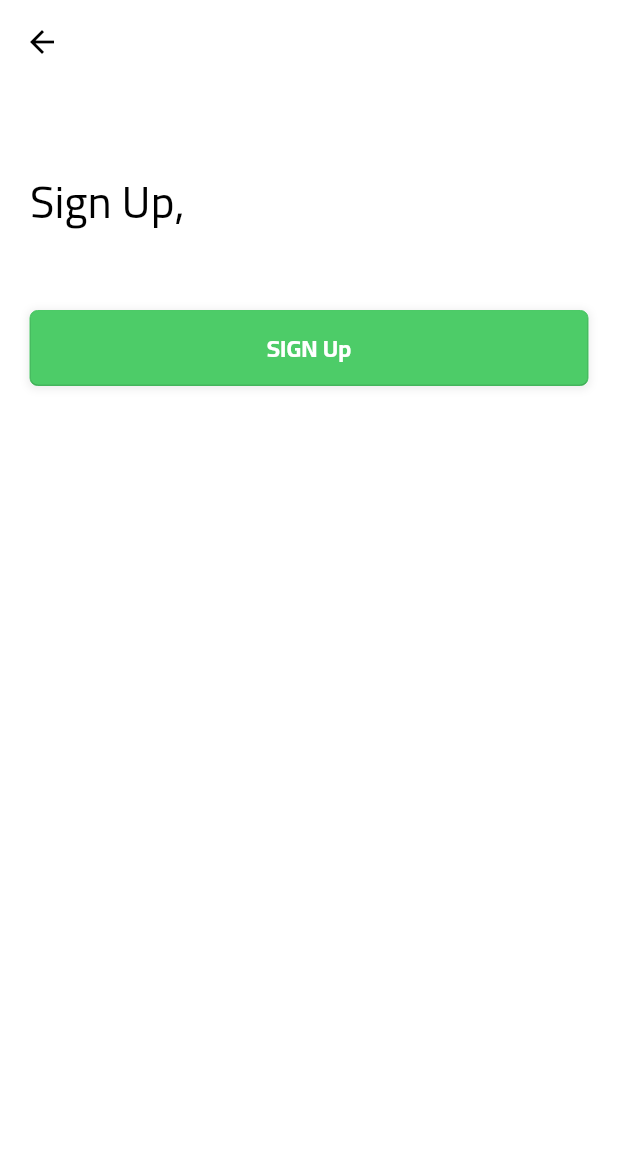
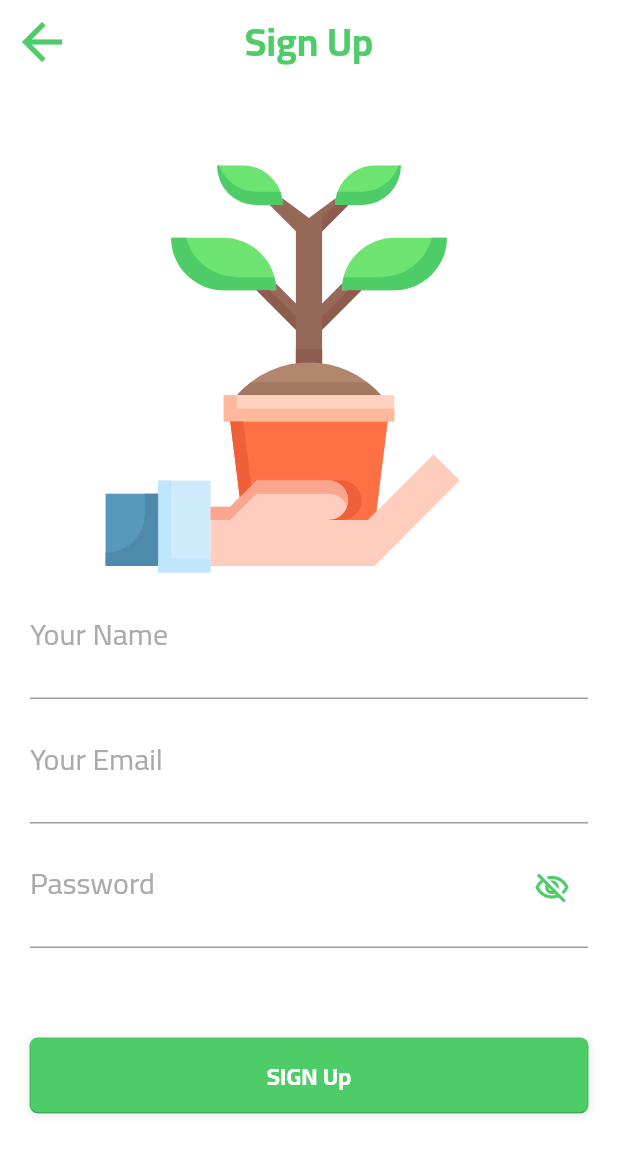
Before and after one commit to ManarShahin48/Ward-Application, a Flutter app: the screen it shows after launch, after a tap on "Sign Up", on a phone screen of 412 x 824 dp. Shown: the top 1153 px of the screen. Run offline on Flutter 3.47's test engine with Material 2 defaults, Android fonts, the phone set to English and light mode, and no system bars; our stand-ins replace cloud_firestore, firebase_auth, firebase_core, flutter_svg, get, google_sign_in; missing offline and left inert: flutter_facebook_auth; accounts and stored records are empty; project files that could hold a hidden picture were left out.

Commit message:
Finish register screen

```diff
--- /dev/null
+++ b/lib/core/services/firebase_user.dart
@@ -0,0 +1,13 @@
+import 'package:cloud_firestore/cloud_firestore.dart';
+import 'package:ward/model/user_model.dart';
+
+class FireStoreUser {
+  final CollectionReference _userCollectionRef =
+      FirebaseFirestore.instance.collection('App Users');
+
+  Future<void> addUserToFireStore(UserModel userModel) async {
+    return await _userCollectionRef
+        .doc(userModel.userId)
+        .set(userModel.toJson());
+  }
+}
--- a/lib/utils/assets_manager.dart
+++ b/lib/utils/assets_manager.dart
@@ -6,6 +6,7 @@ class ImageManager {
   ImageManager._();
 
   static const String sunflower = '$imagePath/sunflower.svg';
+  static const String pot = '$imagePath/pot.svg';
 
 }
 
--- a/lib/view/auth/register_view.dart
+++ b/lib/view/auth/register_view.dart
@@ -1,9 +1,9 @@
 import 'package:flutter/material.dart';
+import 'package:flutter_svg/flutter_svg.dart';
 import 'package:get/get.dart';
 import 'package:ward/core/viewModel/auth_view_model.dart';
-import 'package:ward/view/auth/login_view.dart';
+import 'package:ward/utils/utils.dart';
 import 'package:ward/view/widgets/custom_btn.dart';
-import 'package:ward/view/widgets/custom_text.dart';
 import 'package:ward/view/widgets/custom_text_form_field.dart';
 
 class RegisterView extends GetWidget<AuthViewModel> {
@@ -16,16 +16,20 @@ class RegisterView extends GetWidget<AuthViewModel> {
     return Scaffold(
       backgroundColor: Colors.white,
       appBar: AppBar(
-        backgroundColor: Colors.white,
+        backgroundColor: Colors.transparent,
         elevation: 0.0,
-        leading: GestureDetector(
-            onTap: () {
-              Get.off(LoginView());
-            },
-            child: const Icon(
-              Icons.arrow_back,
-              color: Colors.black,
-            )),
+        iconTheme: const IconThemeData(
+          color: ColorManager.primary,
+          size: SizeManager.s40,
+        ),
+        title: Text(
+          'Sign Up',
+          style: getCairoBoldStyle(
+            color: ColorManager.primary,
+            fontSize: FontSize.s26,
+          ),
+        ),
+        centerTitle: true,
       ),
       body: Padding(
         padding: const EdgeInsets.only(
@@ -38,71 +42,67 @@ class RegisterView extends GetWidget<AuthViewModel> {
           child: SingleChildScrollView(
             child: Column(
               children: [
-                const CustomText(
-                  text: "Sign Up,",
-                  fontSize: 30,
+                SvgPicture.asset(
+                  ImageManager.pot,
+                  height: SizeManager.s280,
+                ),
+                CustomTextFormField(
+                  text: 'Your Name',
+                  onSave: (value) {
+                    controller.name = value!;
+                  },
+                  validator: (value) {
+                    if (value == null) {
+                      print('error');
+                    }
+                  },
                 ),
                 const SizedBox(
-                  height: 30,
+                  height: SizeManager.s3,
                 ),
-                // CustomTextFormField(
-                //   text: 'Name',
-                //   hint: 'Pesa',
-                //   onSave: (value) {
-                //     controller.name = value!;
-                //   },
-                //   validator: (value) {
-                //     if (value == null) {
-                //       print("ERROR");
-                //     }
-                //   },
-                // ),
-                // const SizedBox(
-                //   height: 30,
-                // ),
-                // CustomTextFormField(
-                //   text: 'Email',
-                //   hint: 'iamdavid@gmail.com',
-                //   onSave: (value) {
-                //     controller.email = value!;
-                //   },
-                //   validator: (value) {
-                //     if (value == null) {
-                //       print("ERROR");
-                //     }
-                //   },
-                // ),
-                // const SizedBox(
-                //   height: 40,
-                // ),
-                // CustomTextFormField(
-                //   text: 'Password',
-                //   hint: '**********',
-                //   onSave: (value) {
-                //     controller.password = value!;
-                //   },
-                //   validator: (value) {
-                //     if (value == null) {
-                //       print('error');
-                //     }
-                //   },
-                // ),
+                CustomTextFormField(
+                  text: 'Your Email',
+                  onSave: (value) {
+                    controller.email = value!;
+                  },
+                  validator: (value) {
+                    if (value == null) {
+                      print("ERROR");
+                    }
+                  },
+                ),
                 const SizedBox(
-                  height: 15,
+                  height: SizeManager.s3,
+                ),
+                Obx(() => CustomTextFormField(
+                      text: 'Password',
+                      onSave: (value) {
+                        controller.password = value!;
+                      },
+                      validator: (value) {
+                        if (value == null) {
+                          print('error');
+                        }
+                      },
+                      obscureText: controller.isPasswordHidden.value,
+                      isPassword: true,
+                      suffixOnPressed: () {
+                        controller.isPasswordHidden.value =
+                            !controller.isPasswordHidden.value;
+                      },
+                    )),
+                const SizedBox(
+                  height: SizeManager.s60,
                 ),
                 CustomButton(
                   onClick: () {
                     _formKey.currentState?.save();
 
-                    controller.createAccountWithEmailAndPassword();
-                    // if (_formKey.currentState.validate()) {
-                    //   controller.createAccountWithEmailAndPassword();
-                    // }
+                    if (_formKey.currentState!.validate()) {
+                      controller.createAccountWithEmailAndPassword();
+                    }
                   },
                   label: 'SIGN Up',
-                ),
-                const SizedBox(
-                  height: 40,
                 ),
               ],
             ),
```
Also changed, not shown: lib/core/viewModel/auth_view_model.dart (+24 -18 lines), assets/images/pot.svg (added).
